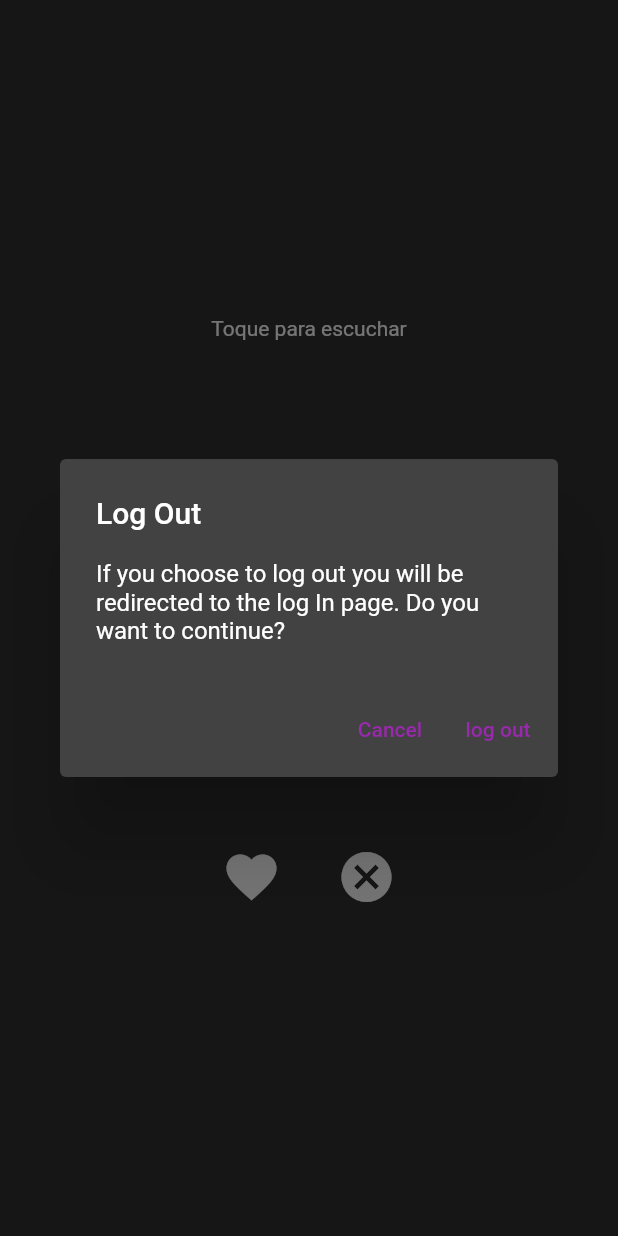
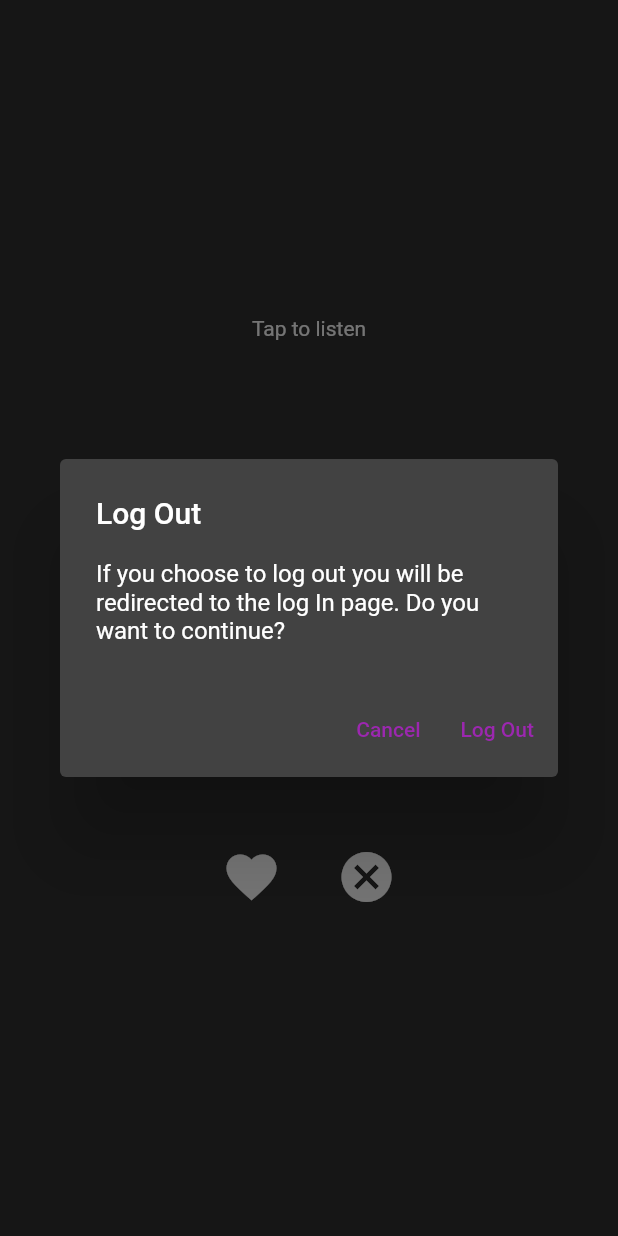
Before and after one commit to MAGP116/Mobile-homework, a Flutter app: the Home screen opened directly, after a tap on the "cancel" icon, on a phone screen of 412 x 824 dp. Run offline on Flutter 3.47's test engine with Material 2 defaults, Android fonts, the phone set to English and light mode, and no system bars; drawn by our look-alikes of avatar_glow; our stand-ins replace backdrop, bloc, cloud_firestore, equatable, firebase_auth, firebase_core and 7 more; missing offline and left inert: flutter_shimmer, image_downloader, record; accounts and stored records are empty.

Commit message:
finished find track

```diff
--- a/find_track_app/lib/home/bloc/home_page_event.dart
+++ b/find_track_app/lib/home/bloc/home_page_event.dart
@@ -21,3 +21,11 @@ class HomePageRemoveSongEvent extends HomePageEvent {
   @override
   List<Object> get props => [song];
 }
+
+class HomePageAddSongEvent extends HomePageEvent {
+  final Map<String, dynamic> data;
+
+  HomePageAddSongEvent(this.data);
+  @override
+  List<Object> get props => [data];
+}
--- a/find_track_app/lib/home/bloc/home_page_state.dart
+++ b/find_track_app/lib/home/bloc/home_page_state.dart
@@ -15,7 +15,14 @@ class HomePageEmptyState extends HomePageState {}
 
 class HomePageSearchingState extends HomePageState {}
 
-class HomePageFoundState extends HomePageState {}
+class HomePageFoundState extends HomePageState {
+  final Map<String, dynamic> data;
+
+  HomePageFoundState({required this.data});
+
+  @override
+  List<Object> get props => [data];
+}
 
 class HomePageFavoritesState extends HomePageState {
   final List<Map<String, dynamic>> data;
@@ -25,3 +32,19 @@ class HomePageFavoritesState extends HomePageState {
   @override
   List<Object> get props => [data];
 }
+
+class HomePageErrorState extends HomePageState {
+  final String error;
+
+  HomePageErrorState(this.error);
+  @override
+  List<Object> get props => [error];
+}
+
+class HomePageMessageState extends HomePageState {
+  final String message;
+
+  HomePageMessageState(this.message);
+  @override
+  List<Object> get props => [message];
+}
--- /dev/null
+++ b/find_track_app/lib/home/general_alert_dialog.dart
@@ -0,0 +1,35 @@
+import 'package:flutter/material.dart';
+
+class GeneralAlertDialog extends StatelessWidget {
+  final String title, content, submit;
+  final Function onSubmit;
+
+  const GeneralAlertDialog({
+    Key? key,
+    required this.title,
+    required this.submit,
+    required this.content,
+    required this.onSubmit,
+  }) : super(key: key);
+
+  @override
+  Widget build(BuildContext context) {
+    return AlertDialog(
+      title: Text(title),
+      content: Text(content),
+      actions: <Widget>[
+        TextButton(
+          onPressed: () => Navigator.pop(context, 'Cancel'),
+          child: const Text('Cancel'),
+        ),
+        TextButton(
+          onPressed: () {
+            Navigator.pop(context, 'continue');
+            onSubmit();
+          },
+          child: Text(submit),
+        ),
+      ],
+    );
+  }
+}
--- a/find_track_app/lib/home/home_page.dart
+++ b/find_track_app/lib/home/home_page.dart
@@ -1,9 +1,12 @@
-import 'package:find_track_app/favorites/favorites_page.dart';
 import 'package:find_track_app/home/bloc/home_page_bloc.dart';
 import 'package:find_track_app/login/bloc/auth_bloc.dart';
 import 'package:flutter/material.dart';
 import 'package:flutter_bloc/flutter_bloc.dart';
 import 'package:avatar_glow/avatar_glow.dart';
+
+import 'Song/song_page.dart';
+import 'favorites/favorites_page.dart';
+import 'general_alert_dialog.dart';
 
 class HomePage extends StatelessWidget {
   HomePage({Key? key}) : super(key: key);
@@ -15,22 +18,39 @@ class HomePage extends StatelessWidget {
       if (state is HomePageEmptyState) {
         return const Home(
           searching: false,
-              text: 'Toque para escuchar',
+          text: 'Tap to listen',
         );
       }
       if (state is HomePageSearchingState) {
-            return Home(searching: true, text: "Escuchando...");
+        return Home(searching: true, text: "Listenning...");
       }
       if (state is HomePageFavoritesState) {
         return FavoritesPage(
           songs: state.data,
         );
       }
+      if (state is HomePageFoundState) {
+        return SongPage(data: state.data);
+      }
+      if (state is HomePageErrorState) {
+        return Home(
+          searching: false,
+          text: state.error,
+        );
+      }
+      if (state is HomePageLoadingState) {
         return const Scaffold(
           body: Center(child: CircularProgressIndicator()),
         );
-        }),
-        listener: (context, state) {});
+      }
+      return Scaffold();
+    }), listener: (context, state) {
+      if (state is HomePageMessageState) {
+        ScaffoldMessenger.of(context)
+          ..removeCurrentSnackBar()
+          ..showSnackBar(SnackBar(content: Text(state.message)));
+      }
+    });
   }
 }
 
@@ -91,7 +111,16 @@ class Home extends StatelessWidget {
                 tooltip: "Log out",
                 onPressed: () => showDialog<String>(
                       context: context,
-                      builder: (BuildContext context) => LogOutAlertDialog(),
+                      builder: (BuildContext context) => GeneralAlertDialog(
+                        title: 'Log Out',
+                        content:
+                            'If you choose to log out you will be redirected to the log In page. Do you want to continue?',
+                        onSubmit: () {
+                          BlocProvider.of<AuthBloc>(context)
+                              .add(SignOutEvent());
+                        },
+                        submit: 'Log Out',
+                      ),
                     ),
                 icon: Icon(Icons.cancel))
           ],
@@ -100,31 +129,3 @@ class Home extends StatelessWidget {
     ));
   }
 }
-
-class LogOutAlertDialog extends StatelessWidget {
-  const LogOutAlertDialog({
-    Key? key,
-  }) : super(key: key);
-
-  @override
-  Widget build(BuildContext context) {
-    return AlertDialog(
-      title: const Text('Log Out'),
-      content: const Text(
-          'If you choose to log out you will be redirected to the log In page. Do you want to continue?'),
-      actions: <Widget>[
-        TextButton(
-          onPressed: () => Navigator.pop(context, 'Cancel'),
-          child: const Text('Cancel'),
-        ),
-        TextButton(
-          onPressed: () {
-            Navigator.pop(context, 'continue');
-            BlocProvider.of<AuthBloc>(context).add(SignOutEvent());
-          },
-          child: const Text('log out'),
-        ),
-      ],
-    );
-  }
-}
--- a/find_track_app/pubspec.yaml
+++ b/find_track_app/pubspec.yaml
@@ -39,7 +39,8 @@ dependencies:
   font_awesome_flutter: ^10.1.0
   record: ^3.0.4
   path_provider:
-  http: ^0.13.4
+  http:
+  url_launcher:
 
 
   # The following adds the Cupertino Icons font to your application.
```
Also changed, not shown: find_track_app/lib/favorites/favorites_page.dart (deleted, +0 -130 lines), find_track_app/lib/home/Song/song_page.dart (added, +111 -0 lines), find_track_app/lib/home/bloc/home_page_bloc.dart (+67 -6 lines), find_track_app/lib/home/favorites/favorites_page.dart (added, +123 -0 lines), find_track_app/lib/repositories/track_repository.dart (added, +46 -0 lines), find_track_app/lib/repositories/user_repository.dart (+24 -8 lines), find_track_app/pubspec.lock. Lines whose indentation alone changed are shown as unchanged.
